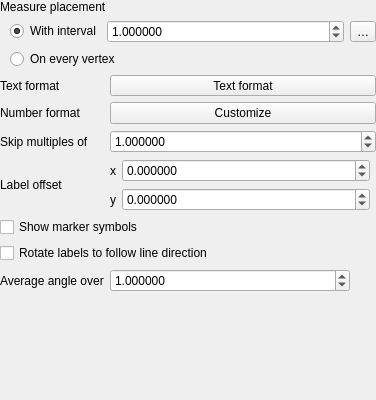
First picture: the form in src/ui/symbollayer/qgslinearreferencingsymbollayerwidgetbase.ui, repository nyalldawson/QGIS, before the edit.
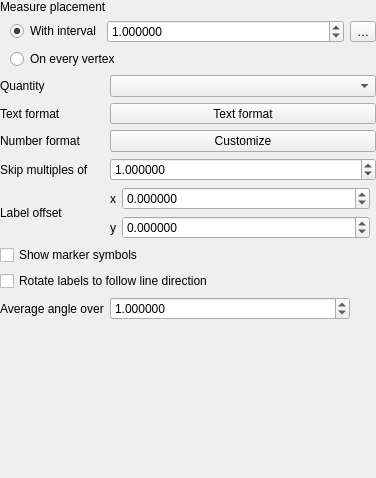
Second picture: the form after the edit. Custom widgets are drawn as their Qt base class.

Commit message: Label z/m for vertex mode

The edit to the form file:
```diff
--- a/src/ui/symbollayer/qgslinearreferencingsymbollayerwidgetbase.ui
+++ b/src/ui/symbollayer/qgslinearreferencingsymbollayerwidgetbase.ui
@@ -7,13 +7,13 @@
     <x>0</x>
     <y>0</y>
     <width>376</width>
-    <height>400</height>
+    <height>478</height>
    </rect>
   </property>
   <property name="windowTitle">
    <string notr="true">Linear Referencing Symbol Layer</string>
   </property>
-  <layout class="QGridLayout" name="gridLayout">
+  <layout class="QGridLayout" name="gridLayout" rowstretch="0,0,0,0,0,0,0,0,0,0,1">
    <property name="leftMargin">
     <number>0</number>
    </property>
@@ -26,97 +26,10 @@
    <property name="bottomMargin">
     <number>0</number>
    </property>
-   <item row="5" column="1">
-    <layout class="QGridLayout" name="gridLayout_2">
-     <property name="leftMargin">
-      <number>0</number>
-     </property>
-     <property name="topMargin">
-      <number>0</number>
-     </property>
-     <property name="rightMargin">
-      <number>0</number>
-     </property>
-     <property name="bottomMargin">
-      <number>0</number>
-     </property>
-     <item row="0" column="0">
-      <widget class="QLabel" name="label_7">
-       <property name="text">
-        <string>x</string>
-       </property>
-      </widget>
-     </item>
-     <item row="0" column="1">
-      <widget class="QgsDoubleSpinBox" name="mSpinLabelOffsetX">
-       <property name="sizePolicy">
-        <sizepolicy hsizetype="Expanding" vsizetype="Fixed">
-         <horstretch>1</horstretch>
-         <verstretch>0</verstretch>
-        </sizepolicy>
-       </property>
-       <property name="decimals">
-        <number>6</number>
-       </property>
-       <property name="minimum">
-        <double>-99999999.989999994635582</double>
-       </property>
-       <property name="maximum">
-        <double>99999999.989999994635582</double>
-       </property>
-       <property name="singleStep">
-        <double>0.200000000000000</double>
-       </property>
-      </widget>
-     </item>
-     <item row="1" column="0">
-      <widget class="QLabel" name="label_6">
-       <property name="text">
-        <string>y</string>
-       </property>
-      </widget>
-     </item>
-     <item row="1" column="1">
-      <widget class="QgsDoubleSpinBox" name="mSpinLabelOffsetY">
-       <property name="sizePolicy">
-        <sizepolicy hsizetype="Minimum" vsizetype="Fixed">
-         <horstretch>1</horstretch>
-         <verstretch>0</verstretch>
-        </sizepolicy>
-       </property>
-       <property name="decimals">
-        <number>6</number>
-       </property>
-       <property name="minimum">
-        <double>-99999999.989999994635582</double>
-       </property>
-       <property name="maximum">
-        <double>99999999.989999994635582</double>
-       </property>
-       <property name="singleStep">
-        <double>0.200000000000000</double>
-       </property>
-      </widget>
-     </item>
-     <item row="0" column="2" rowspan="2">
-      <widget class="QgsUnitSelectionWidget" name="mLabelOffsetUnitWidget" native="true">
-       <property name="minimumSize">
-        <size>
-         <width>0</width>
-         <height>0</height>
-        </size>
-       </property>
-       <property name="focusPolicy">
-        <enum>Qt::StrongFocus</enum>
-       </property>
-      </widget>
-     </item>
-    </layout>
-   </item>
    <item row="5" column="0">
-    <widget class="QLabel" name="label_3">
+    <widget class="QLabel" name="label_2">
      <property name="text">
-      <string>Label offset</string>
+      <string>Skip multiples of</string>
      </property>
     </widget>
    </item>
@@ -202,7 +115,7 @@
      </item>
     </layout>
    </item>
-   <item row="2" column="1">
+   <item row="3" column="1">
     <widget class="QgsFontButton" name="mTextFormatButton">
      <property name="sizePolicy">
       <sizepolicy hsizetype="Preferred" vsizetype="Fixed">
@@ -215,44 +128,58 @@
      </property>
     </widget>
    </item>
-   <item row="9" column="0">
-    <spacer name="verticalSpacer">
-     <property name="orientation">
-      <enum>Qt::Vertical</enum>
+   <item row="6" column="1">
+    <layout class="QGridLayout" name="gridLayout_2">
+     <property name="leftMargin">
+      <number>0</number>
      </property>
-     <property name="sizeHint" stdset="0">
-      <size>
-       <width>20</width>
-       <height>40</height>
-      </size>
+     <property name="topMargin">
+      <number>0</number>
      </property>
-    </spacer>
-   </item>
-   <item row="6" column="0" colspan="2">
-    <widget class="QCheckBox" name="mCheckShowMarker">
-     <property name="text">
-      <string>Show marker symbols</string>
+     <property name="rightMargin">
+      <number>0</number>
      </property>
-    </widget>
-   </item>
-   <item row="4" column="0">
-    <widget class="QLabel" name="label_2">
-     <property name="text">
-      <string>Skip multiples of</string>
+     <property name="bottomMargin">
+      <number>0</number>
      </property>
-    </widget>
-   </item>
-   <item row="3" column="1">
-    <widget class="QPushButton" name="mNumberFormatPushButton">
-     <property name="text">
-      <string>Customize</string>
-     </property>
-    </widget>
-   </item>
-   <item row="8" column="1">
-    <layout class="QHBoxLayout" name="horizontalLayout">
-     <item>
-      <widget class="QgsDoubleSpinBox" name="mSpinAverageAngleLength">
+     <item row="0" column="0">
+      <widget class="QLabel" name="label_7">
+       <property name="text">
+        <string>x</string>
+       </property>
+      </widget>
+     </item>
+     <item row="0" column="1">
+      <widget class="QgsDoubleSpinBox" name="mSpinLabelOffsetX">
+       <property name="sizePolicy">
+        <sizepolicy hsizetype="Expanding" vsizetype="Fixed">
+         <horstretch>1</horstretch>
+         <verstretch>0</verstretch>
+        </sizepolicy>
+       </property>
+       <property name="decimals">
+        <number>6</number>
+       </property>
+       <property name="minimum">
+        <double>-99999999.989999994635582</double>
+       </property>
+       <property name="maximum">
+        <double>99999999.989999994635582</double>
+       </property>
+       <property name="singleStep">
+        <double>0.200000000000000</double>
+       </property>
+      </widget>
+     </item>
+     <item row="1" column="0">
+      <widget class="QLabel" name="label_6">
+       <property name="text">
+        <string>y</string>
+       </property>
+      </widget>
+     </item>
+     <item row="1" column="1">
+      <widget class="QgsDoubleSpinBox" name="mSpinLabelOffsetY">
        <property name="sizePolicy">
         <sizepolicy hsizetype="Minimum" vsizetype="Fixed">
          <horstretch>1</horstretch>
@@ -262,22 +189,22 @@
        <property name="decimals">
         <number>6</number>
        </property>
+       <property name="minimum">
+        <double>-99999999.989999994635582</double>
+       </property>
        <property name="maximum">
-        <double>10000000.000000000000000</double>
+        <double>99999999.989999994635582</double>
        </property>
        <property name="singleStep">
         <double>0.200000000000000</double>
        </property>
-       <property name="value">
-        <double>1.000000000000000</double>
-       </property>
       </widget>
      </item>
-     <item>
-      <widget class="QgsUnitSelectionWidget" name="mAverageAngleUnit" native="true">
+     <item row="0" column="2" rowspan="2">
+      <widget class="QgsUnitSelectionWidget" name="mLabelOffsetUnitWidget" native="true">
        <property name="minimumSize">
         <size>
-         <width>20</width>
+         <width>0</width>
          <height>0</height>
         </size>
        </property>
@@ -288,38 +215,7 @@
      </item>
     </layout>
    </item>
-   <item row="3" column="0">
-    <widget class="QLabel" name="mUnitLabelLabel_2">
-     <property name="text">
-      <string>Number format</string>
-     </property>
-     <property name="wordWrap">
-      <bool>true</bool>
-     </property>
-    </widget>
-   </item>
-   <item row="8" column="0">
-    <widget class="QLabel" name="label_4">
-     <property name="text">
-      <string>Average angle over</string>
-     </property>
-    </widget>
-   </item>
-   <item row="2" column="0">
-    <widget class="QLabel" name="label">
-     <property name="text">
-      <string>Text format</string>
-     </property>
-    </widget>
-   </item>
-   <item row="7" column="0" colspan="2">
-    <widget class="QCheckBox" name="mCheckRotate">
-     <property name="text">
-      <string>Rotate labels to follow line direction</string>
-     </property>
-    </widget>
-   </item>
-   <item row="4" column="1">
+   <item row="5" column="1">
     <widget class="QgsDoubleSpinBox" name="mSpinSkipMultiples">
      <property name="sizePolicy">
       <sizepolicy hsizetype="Minimum" vsizetype="Fixed">
@@ -344,6 +240,44 @@
      </property>
     </widget>
    </item>
+   <item row="4" column="1">
+    <widget class="QPushButton" name="mNumberFormatPushButton">
+     <property name="text">
+      <string>Customize</string>
+     </property>
+    </widget>
+   </item>
+   <item row="9" column="0">
+    <widget class="QLabel" name="label_4">
+     <property name="text">
+      <string>Average angle over</string>
+     </property>
+    </widget>
+   </item>
+   <item row="2" column="0">
+    <widget class="QLabel" name="label_8">
+     <property name="text">
+      <string>Quantity</string>
+     </property>
+    </widget>
+   </item>
+   <item row="3" column="0">
+    <widget class="QLabel" name="label">
+     <property name="text">
+      <string>Text format</string>
+     </property>
+    </widget>
+   </item>
+   <item row="7" column="0" colspan="2">
+    <widget class="QCheckBox" name="mCheckShowMarker">
+     <property name="text">
+      <string>Show marker symbols</string>
+     </property>
+    </widget>
+   </item>
+   <item row="2" column="1">
+    <widget class="QComboBox" name="mComboQuantity"/>
+   </item>
    <item row="0" column="0" colspan="2">
     <widget class="QLabel" name="label_5">
      <property name="text">
@@ -351,6 +285,82 @@
      </property>
     </widget>
    </item>
+   <item row="4" column="0">
+    <widget class="QLabel" name="mUnitLabelLabel_2">
+     <property name="text">
+      <string>Number format</string>
+     </property>
+     <property name="wordWrap">
+      <bool>true</bool>
+     </property>
+    </widget>
+   </item>
+   <item row="8" column="0" colspan="2">
+    <widget class="QCheckBox" name="mCheckRotate">
+     <property name="text">
+      <string>Rotate labels to follow line direction</string>
+     </property>
+    </widget>
+   </item>
+   <item row="9" column="1">
+    <layout class="QHBoxLayout" name="horizontalLayout">
+     <item>
+      <widget class="QgsDoubleSpinBox" name="mSpinAverageAngleLength">
+       <property name="sizePolicy">
+        <sizepolicy hsizetype="Minimum" vsizetype="Fixed">
+         <horstretch>1</horstretch>
+         <verstretch>0</verstretch>
+        </sizepolicy>
+       </property>
+       <property name="decimals">
+        <number>6</number>
+       </property>
+       <property name="maximum">
+        <double>10000000.000000000000000</double>
+       </property>
+       <property name="singleStep">
+        <double>0.200000000000000</double>
+       </property>
+       <property name="value">
+        <double>1.000000000000000</double>
+       </property>
+      </widget>
+     </item>
+     <item>
+      <widget class="QgsUnitSelectionWidget" name="mAverageAngleUnit" native="true">
+       <property name="minimumSize">
+        <size>
+         <width>20</width>
+         <height>0</height>
+        </size>
+       </property>
+       <property name="focusPolicy">
+        <enum>Qt::FocusPolicy::TabFocus</enum>
+       </property>
+      </widget>
+     </item>
+    </layout>
+   </item>
+   <item row="6" column="0">
+    <widget class="QLabel" name="label_3">
+     <property name="text">
+      <string>Label offset</string>
+     </property>
+    </widget>
+   </item>
+   <item row="10" column="0">
+    <spacer name="verticalSpacer">
+     <property name="orientation">
+      <enum>Qt::Orientation::Vertical</enum>
+     </property>
+     <property name="sizeHint" stdset="0">
+      <size>
+       <width>20</width>
+       <height>40</height>
+      </size>
+     </property>
+    </spacer>
+   </item>
   </layout>
  </widget>
  <customwidgets>
```
Left out of the diff: 6 changed lines with no effect on the pictures. The commit also changes 2 other files.
